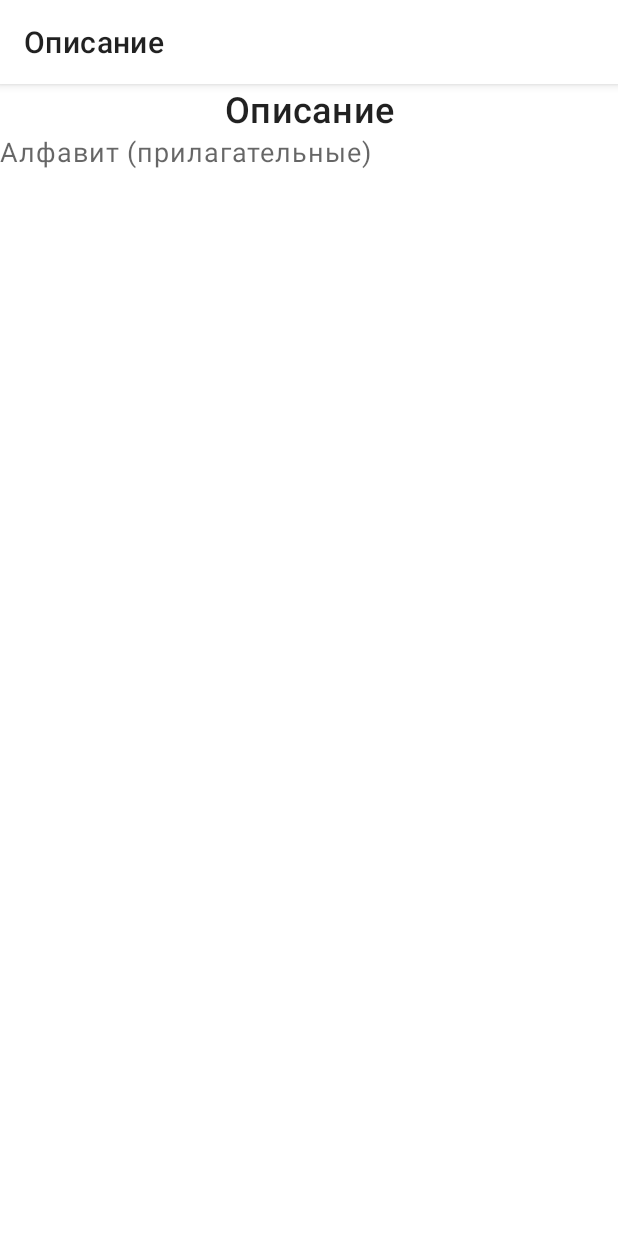
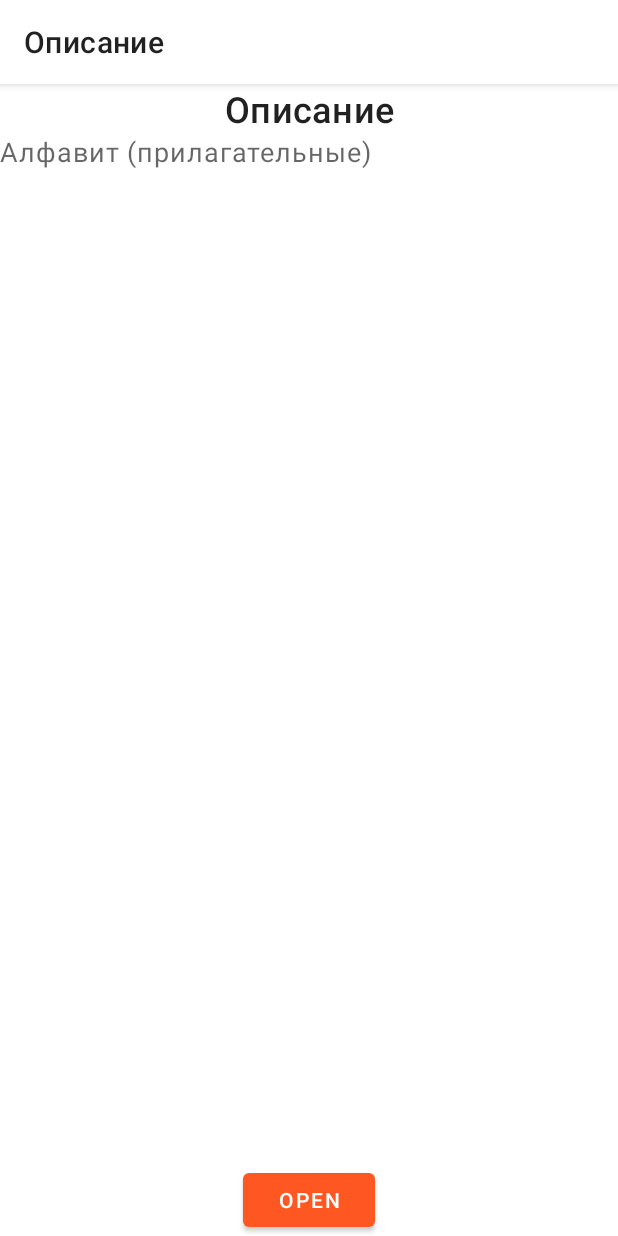
Before and after one commit to YaroslavGorbach-code/Vocabulary, an Android app: the screen it shows after launch (MainActivity), after a tap on "Алфавит (прилагательные)", on a phone screen of 412 x 824 dp. Run offline under Robolectric (Android 15) with nearby library versions, the phone set to English and light mode, and no system bars.

Commit message:
Implement exercise feature. Implement alphabet exercise

```diff
--- a/app/src/main/java/yaroslavgorbach/koropapps/vocabulary/MainActivity.kt
+++ b/app/src/main/java/yaroslavgorbach/koropapps/vocabulary/MainActivity.kt
@@ -2,14 +2,18 @@ package yaroslavgorbach.koropapps.vocabulary
 
 import android.os.Bundle
 import androidx.appcompat.app.AppCompatActivity
+import androidx.fragment.app.Fragment
 import androidx.fragment.app.commit
 import kotlinx.coroutines.FlowPreview
 import yaroslavgorbach.koropapps.vocabulary.data.exercises.local.model.Exercise
+import yaroslavgorbach.koropapps.vocabulary.data.exercises.local.model.ExerciseName
 import yaroslavgorbach.koropapps.vocabulary.feature.description.ui.DescriptionFragment
+import yaroslavgorbach.koropapps.vocabulary.feature.exercise.alphabet.ExerciseAlphabetFragment
 import yaroslavgorbach.koropapps.vocabulary.feature.exercises.ui.ExercisesListFragment
 
 @FlowPreview
-class MainActivity : AppCompatActivity(R.layout.activity_main), ExercisesListFragment.Router {
+class MainActivity : AppCompatActivity(R.layout.activity_main), ExercisesListFragment.Router,
+    DescriptionFragment.Router {
     override fun onCreate(savedInstanceState: Bundle?) {
         super.onCreate(savedInstanceState)
         if (savedInstanceState == null) {
@@ -17,7 +21,6 @@ class MainActivity : AppCompatActivity(R.layout.activity_main), ExercisesListFra
             supportFragmentManager.commit {
                 add(R.id.main_container, fragment)
                 setPrimaryNavigationFragment(fragment)
-                addToBackStack(null)
             }
         }
     }
@@ -29,4 +32,45 @@ class MainActivity : AppCompatActivity(R.layout.activity_main), ExercisesListFra
             addToBackStack(null)
         }
     }
+
+    override fun openExercise(exerciseName: ExerciseName) {
+        var fragment: Fragment = DescriptionFragment.getInstance(exerciseName)
+        when (exerciseName) {
+            ExerciseName.ALPHABET_ADJECTIVES -> {
+                fragment = ExerciseAlphabetFragment.getInstance(exerciseName)
+            }
+            ExerciseName.ALPHABET_NOUN -> {
+                fragment = ExerciseAlphabetFragment.getInstance(exerciseName)
+            }
+            ExerciseName.ALPHABET_VERBS -> {
+                fragment = ExerciseAlphabetFragment.getInstance(exerciseName)
+            }
+            ExerciseName.MONOPHONIC -> {
+            }
+            ExerciseName.NOUN -> {
+            }
+            ExerciseName.VERBS -> {
+            }
+            ExerciseName.ANTONYMS_AND_SYNONYMS -> {
+            }
+            ExerciseName.TEN -> {
+            }
+            ExerciseName.ASSOCIATIONS -> {
+            }
+            ExerciseName.REMEMBER_ALL -> {
+            }
+            ExerciseName.LISTS -> {
+            }
+            ExerciseName.ADJECTIVES -> {
+            }
+            ExerciseName.GAME_I_KNOW_5_NAMES -> {
+            }
+            ExerciseName.THREE_LITER_JAR -> {
+            }
+        }
+        supportFragmentManager.commit {
+            replace(R.id.main_container, fragment)
+            addToBackStack(null)
+        }
+    }
 }
--- /dev/null
+++ b/app/src/main/java/yaroslavgorbach/koropapps/vocabulary/business/exercise/alphabet/model/Letter.kt
@@ -0,0 +1,5 @@
+package yaroslavgorbach.koropapps.vocabulary.business.exercise.alphabet.model
+
+import androidx.annotation.StringRes
+
+data class Letter(@StringRes val letter: Int, var consumed: Boolean = false)
--- a/app/src/main/java/yaroslavgorbach/koropapps/vocabulary/feature/description/ui/DescriptionFragment.kt
+++ b/app/src/main/java/yaroslavgorbach/koropapps/vocabulary/feature/description/ui/DescriptionFragment.kt
@@ -11,9 +11,13 @@ import kotlinx.coroutines.launch
 import yaroslavgorbach.koropapps.vocabulary.R
 import yaroslavgorbach.koropapps.vocabulary.data.exercises.local.model.ExerciseName
 import yaroslavgorbach.koropapps.vocabulary.databinding.FragmentDescriptionBinding
+import yaroslavgorbach.koropapps.vocabulary.util.host
 
 @FlowPreview
 class DescriptionFragment : Fragment(R.layout.fragment_description) {
+    interface Router{
+        fun openExercise(exerciseName: ExerciseName)
+    }
 
     companion object {
         fun getInstance(exerciseName: ExerciseName): DescriptionFragment {
@@ -21,6 +25,7 @@ class DescriptionFragment : Fragment(R.layout.fragment_description) {
                 arguments = bundleOf("exerciseName" to exerciseName)
             }
         }
+
         private val DescriptionFragment.exName: ExerciseName
         get() = requireArguments()["exerciseName"] as ExerciseName
 
@@ -28,11 +33,17 @@ class DescriptionFragment : Fragment(R.layout.fragment_description) {
 
     override fun onViewCreated(view: View, savedInstanceState: Bundle?) {
         super.onViewCreated(view, savedInstanceState)
+
         // init vm
         val vm by viewModels<DescriptionVm>()
 
         // init view
-        val v = DescriptionView(FragmentDescriptionBinding.bind(view))
+        val v = DescriptionView(FragmentDescriptionBinding.bind(view), object: DescriptionView.Callback{
+            override fun onOpenExercise() {
+                host<Router>().openExercise(exName)
+            }
+
+        })
         lifecycleScope.launch {
             v.setDescription(vm.getDescription(exName))
         }
--- a/app/src/main/java/yaroslavgorbach/koropapps/vocabulary/feature/description/ui/DescriptionView.kt
+++ b/app/src/main/java/yaroslavgorbach/koropapps/vocabulary/feature/description/ui/DescriptionView.kt
@@ -4,7 +4,19 @@ import yaroslavgorbach.koropapps.vocabulary.data.description.local.model.Descrip
 import yaroslavgorbach.koropapps.vocabulary.databinding.FragmentDescriptionBinding
 import yaroslavgorbach.koropapps.vocabulary.util.getString
 
-class DescriptionView(private val binding: FragmentDescriptionBinding) {
+class DescriptionView(
+    private val binding: FragmentDescriptionBinding,
+    private val callback: Callback
+) {
+    interface Callback {
+        fun onOpenExercise()
+    }
+
+    init {
+        binding.openExercise.setOnClickListener {
+            callback.onOpenExercise()
+        }
+    }
 
     fun setDescription(description: Description) {
         binding.text.text = binding.getString(description.text)
--- a/app/src/main/res/layout/fragment_description.xml
+++ b/app/src/main/res/layout/fragment_description.xml
@@ -1,6 +1,7 @@
 <?xml version="1.0" encoding="utf-8"?>
 <androidx.constraintlayout.widget.ConstraintLayout xmlns:android="http://schemas.android.com/apk/res/android"
     xmlns:app="http://schemas.android.com/apk/res-auto"
+    xmlns:tools="http://schemas.android.com/tools"
     android:layout_width="match_parent"
     android:layout_height="match_parent">
 
@@ -39,4 +40,13 @@
         app:layout_constraintEnd_toEndOf="parent"
         app:layout_constraintStart_toStartOf="parent"
         app:layout_constraintTop_toBottomOf="@+id/textView" />
+
+    <Button
+        android:id="@+id/open_exercise"
+        android:layout_width="wrap_content"
+        android:layout_height="wrap_content"
+        android:text="open"
+        app:layout_constraintBottom_toBottomOf="parent"
+        app:layout_constraintEnd_toEndOf="parent"
+        app:layout_constraintStart_toStartOf="parent" />
 </androidx.constraintlayout.widget.ConstraintLayout>
```
Also changed, not shown: app/src/main/java/yaroslavgorbach/koropapps/vocabulary/business/exercise/repo/RepoExercise.kt (added, +7 -0 lines), app/src/main/java/yaroslavgorbach/koropapps/vocabulary/business/exercise/usecase/GetLettersUseCase.kt (added, +10 -0 lines), app/src/main/java/yaroslavgorbach/koropapps/vocabulary/data/exercise/repo/RepoExerciseImp.kt (added, +27 -0 lines), app/src/main/java/yaroslavgorbach/koropapps/vocabulary/feature/exercise/alphabet/ExerciseAlphabetFragment.kt (added, +48 -0 lines), app/src/main/java/yaroslavgorbach/koropapps/vocabulary/feature/exercise/alphabet/ExerciseAlphabetView.kt (added, +25 -0 lines), app/src/main/java/yaroslavgorbach/koropapps/vocabulary/feature/exercise/alphabet/ExerciseAlphabetVm.kt (added, +25 -0 lines), app/src/main/res/layout/fragment_exercise_alphabet.xml (added, +18 -0 lines), app/src/main/res/values/letters.xml (added, +33 -0 lines).
